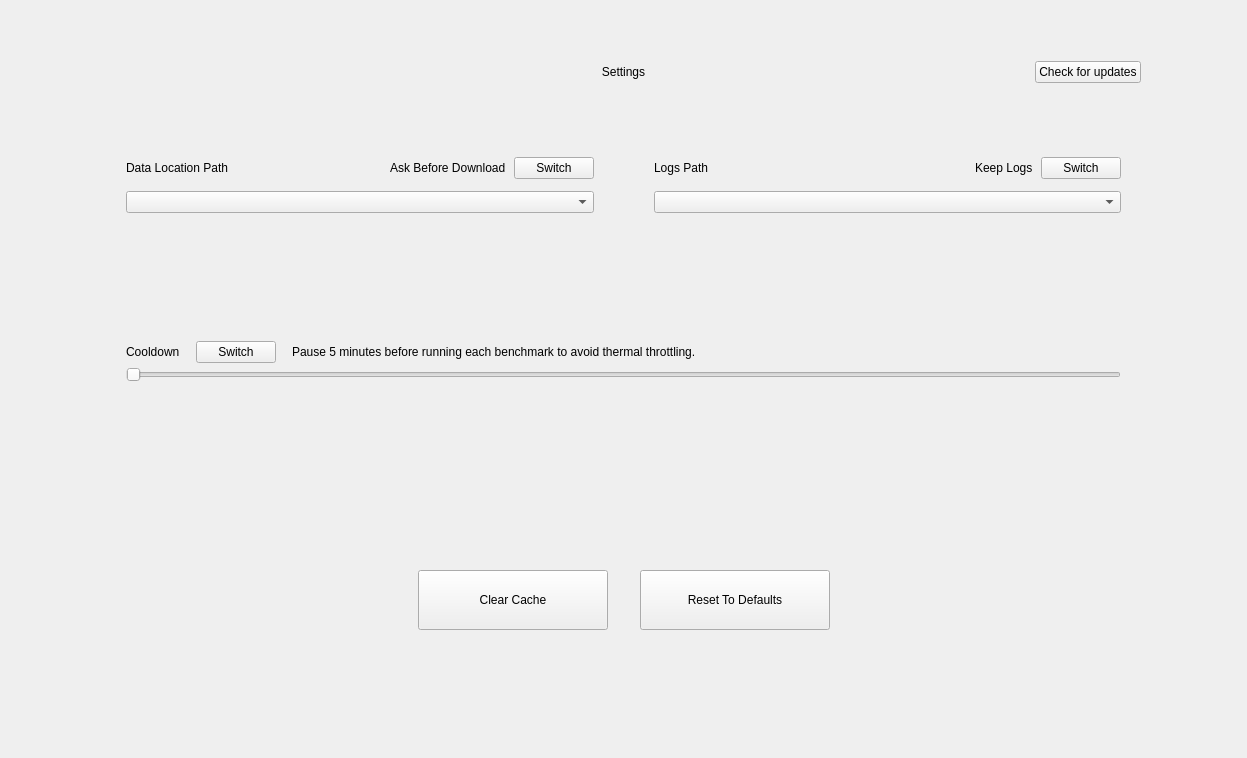
mlcommons/mlperf_client, file src/gui/ui/settings_page.ui: the form before one commit.
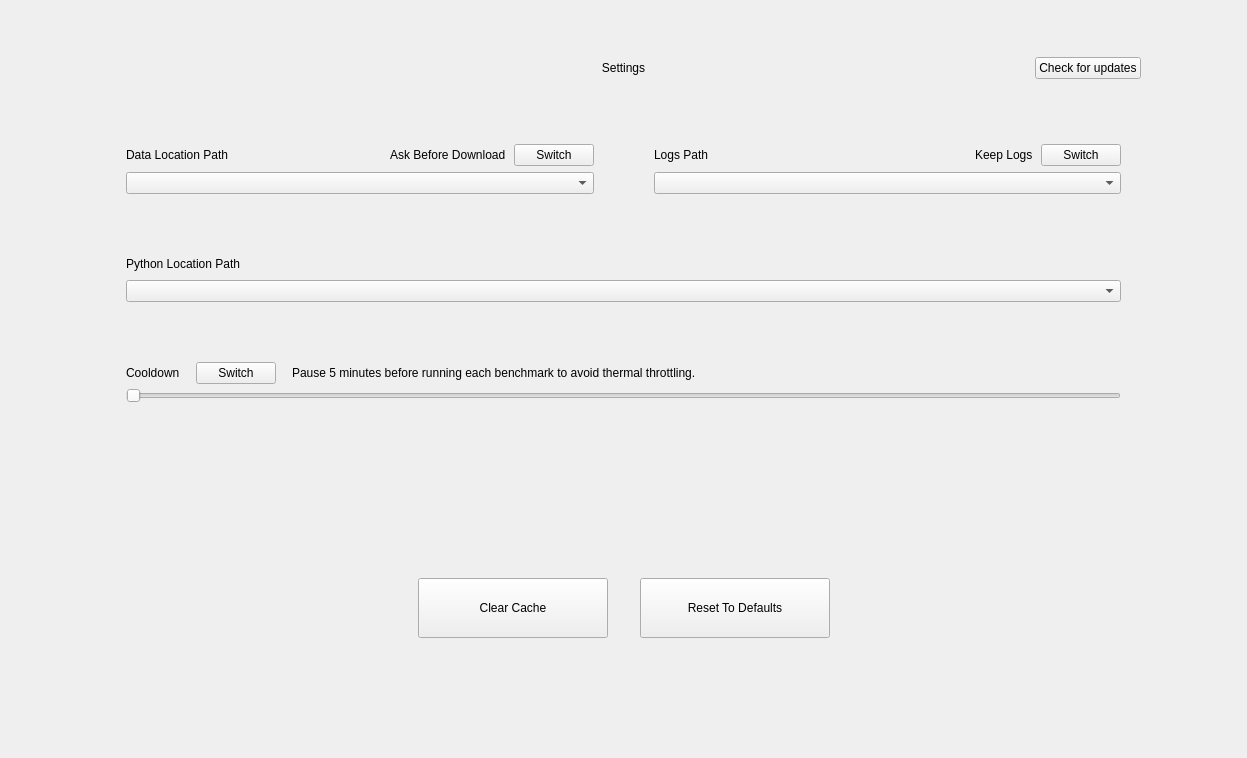
The form after the commit. Icons and pictures are not drawn. Custom widgets are drawn as their Qt base class.

Patch:
```diff
--- a/src/gui/ui/settings_page.ui
+++ b/src/gui/ui/settings_page.ui
@@ -374,6 +374,94 @@
            </layout>
           </widget>
          </item>
+         <item>
+          <widget class="QWidget" name="python_wgt_" native="true">
+           <layout class="QVBoxLayout" name="verticalLayout_7" stretch="0,0,0,1">
+            <property name="leftMargin">
+             <number>20</number>
+            </property>
+            <property name="topMargin">
+             <number>20</number>
+            </property>
+            <property name="rightMargin">
+             <number>20</number>
+            </property>
+            <property name="bottomMargin">
+             <number>20</number>
+            </property>
+            <item>
+             <spacer name="verticalSpacer_8">
+              <property name="orientation">
+               <enum>Qt::Orientation::Vertical</enum>
+              </property>
+              <property name="sizeHint" stdset="0">
+               <size>
+                <width>20</width>
+                <height>40</height>
+               </size>
+              </property>
+             </spacer>
+            </item>
+            <item>
+             <widget class="QWidget" name="python_wgt_content_" native="true">
+              <layout class="QHBoxLayout" name="horizontalLayout_9">
+               <property name="spacing">
+                <number>8</number>
+               </property>
+               <property name="leftMargin">
+                <number>0</number>
+               </property>
+               <property name="topMargin">
+                <number>0</number>
+               </property>
+               <property name="rightMargin">
+                <number>0</number>
+               </property>
+               <property name="bottomMargin">
+                <number>0</number>
+               </property>
+               <item>
+                <widget class="QLabel" name="python_path_label_">
+                 <property name="text">
+                  <string>Python Location Path</string>
+                 </property>
+                </widget>
+               </item>
+               <item>
+                <spacer name="horizontalSpacer_10">
+                 <property name="orientation">
+                  <enum>Qt::Orientation::Horizontal</enum>
+                 </property>
+                 <property name="sizeHint" stdset="0">
+                  <size>
+                   <width>40</width>
+                   <height>20</height>
+                  </size>
+                 </property>
+                </spacer>
+               </item>
+              </layout>
+             </widget>
+            </item>
+            <item>
+             <spacer name="verticalSpacer_9">
+              <property name="orientation">
+               <enum>Qt::Orientation::Vertical</enum>
+              </property>
+              <property name="sizeHint" stdset="0">
+               <size>
+                <width>20</width>
+                <height>40</height>
+               </size>
+              </property>
+             </spacer>
+            </item>
+            <item>
+             <widget class="PathComboBox" name="python_path_box_"/>
+            </item>
+           </layout>
+          </widget>
+         </item>
          <item>
           <spacer name="verticalSpacer">
            <property name="orientation">
```
Left out of the diff: 2 changed lines with no effect on the pictures.
